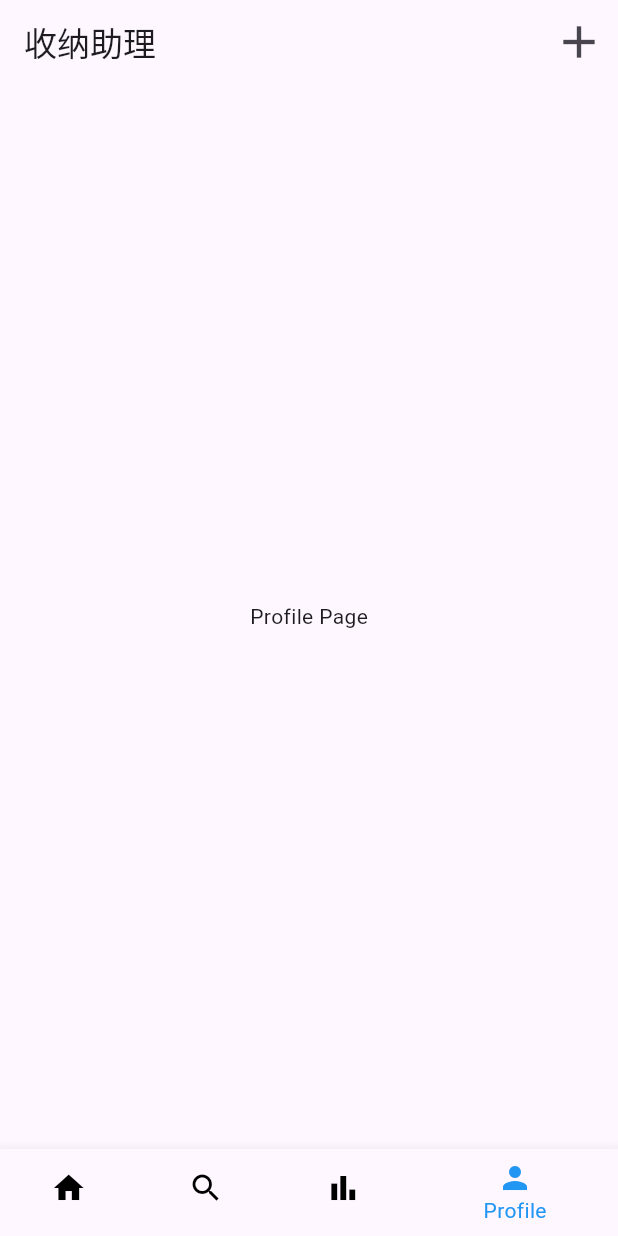
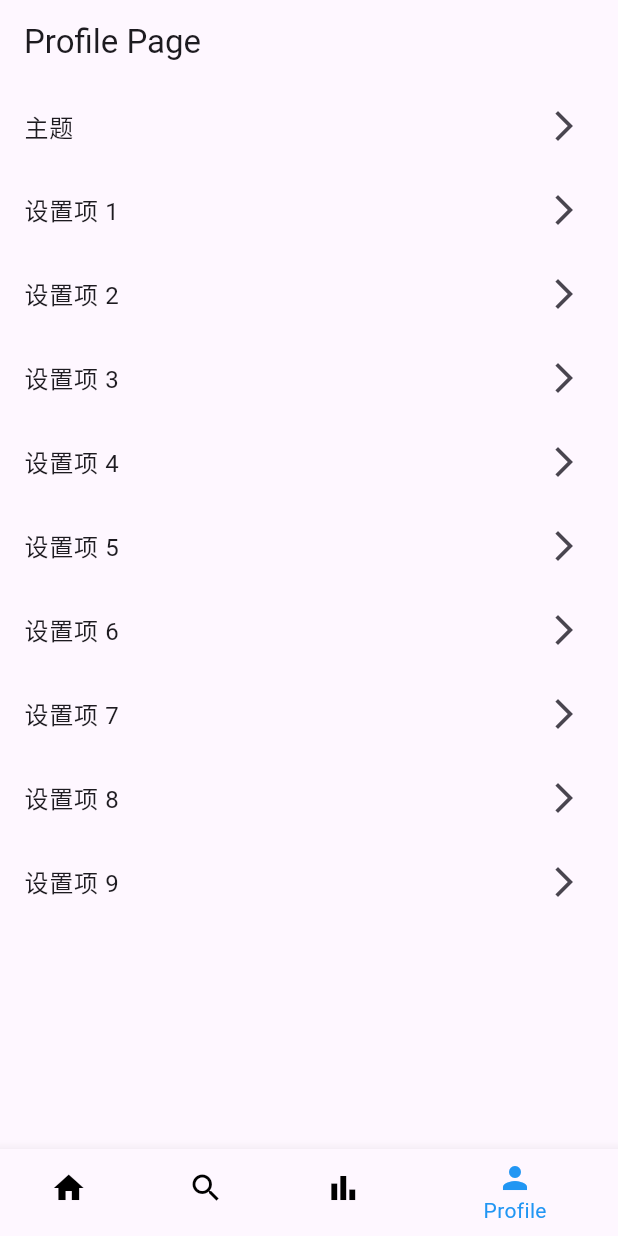
Before and after one commit to tinywaferShark/storage_assistant-, a Flutter app: the screen it shows after launch, item 4 of the bottom bar chosen, on a phone screen of 412 x 824 dp. Run offline on Flutter 3.47's test engine with Material 3 defaults, Android fonts, the phone set to English and light mode, and no system bars.

Commit message:
feat:add theme config

```diff
--- a/lib/home.dart
+++ b/lib/home.dart
@@ -1,18 +1,28 @@
 import 'package:flutter/material.dart';
 
 class HomePage extends StatefulWidget {
+  final Function(ThemeMode) onThemeChanged;
+
+  HomePage({required this.onThemeChanged});
+
   @override
   _HomePageState createState() => _HomePageState();
 }
 
 class _HomePageState extends State<HomePage> {
   int _selectedIndex = 0;
-  static List<Widget> _pages = <Widget>[
-    MainPage(),
-    SearchPage(),
-    StatsPage(),
-    ProfilePage(),
-  ];
+  late List<Widget> _pages;
+
+  @override
+  void initState() {
+    super.initState();
+    _pages = <Widget>[
+      MainPage(),
+      SearchPage(),
+      StatsPage(),
+      ProfilePage(onThemeChanged: widget.onThemeChanged),
+    ];
+  }
 
   void _onItemTapped(int index) {
     setState(() {
@@ -23,21 +33,21 @@ class _HomePageState extends State<HomePage> {
   @override
   Widget build(BuildContext context) {
     return Scaffold(
-      appBar: AppBar(
-        title: Text('收纳助理'),
-        actions: <Widget>[
-          IconButton(
-            icon: Icon(Icons.add),
-            iconSize: 36.0, // 修改图标大小为36.0，可以根据需要调整
-            onPressed: () {
-              Navigator.push(
-                context,
-                MaterialPageRoute(builder: (context) => AddItemPage()),
-              );
-            },
-          ),
-        ],
-      ),
+      // appBar: AppBar(
+      //   // title: Text('收纳助理'),
+      //   actions: <Widget>[
+      //     IconButton(
+      //       icon: Icon(Icons.add),
+      //       iconSize: 36.0, // 修改图标大小为36.0，可以根据需要调整
+      //       onPressed: () {
+      //         Navigator.push(
+      //           context,
+      //           MaterialPageRoute(builder: (context) => AddItemPage()),
+      //         );
+      //       },
+      //     ),
+      //   ],
+      // ),
       body: _pages[_selectedIndex],
       bottomNavigationBar: BottomNavigationBar(
         items: const <BottomNavigationBarItem>[
@@ -116,9 +126,71 @@ class StatsPage extends StatelessWidget {
 }
 
 class ProfilePage extends StatelessWidget {
+  final Function(ThemeMode) onThemeChanged;
+
+  ProfilePage({required this.onThemeChanged});
+
   @override
   Widget build(BuildContext context) {
-    return Center(child: Text('Profile Page'));
+    return Scaffold(
+      appBar: AppBar(
+        title: Text('Profile Page'),
+      ),
+      body: ListView(
+        children: List.generate(10, (index) {
+          if (index == 0) {
+            return ListTile(
+              title: Text('主题'),
+              trailing: Icon(Icons.arrow_forward_ios),
+              onTap: () {
+                _showThemeDialog(context);
+              },
+            );
+          }
+          return ListTile(
+            title: Text('设置项 $index'),
+            trailing: Icon(Icons.arrow_forward_ios),
+          );
+        }),
+      ),
+    );
+  }
+
+  void _showThemeDialog(BuildContext context) {
+    showDialog(
+      context: context,
+      builder: (BuildContext context) {
+        return AlertDialog(
+          title: Text('选择主题'),
+          content: Column(
+            mainAxisSize: MainAxisSize.min,
+            children: <Widget>[
+              ListTile(
+                title: Text('跟随系统'),
+                onTap: () {
+                  onThemeChanged(ThemeMode.system);
+                  Navigator.of(context).pop();
+                },
+              ),
+              ListTile(
+                title: Text('白天'),
+                onTap: () {
+                  onThemeChanged(ThemeMode.light);
+                  Navigator.of(context).pop();
+                },
+              ),
+              ListTile(
+                title: Text('黑暗'),
+                onTap: () {
+                  onThemeChanged(ThemeMode.dark);
+                  Navigator.of(context).pop();
+                },
+              ),
+            ],
+          ),
+        );
+      },
+    );
   }
 }
 
--- a/lib/main.dart
+++ b/lib/main.dart
@@ -5,15 +5,33 @@ void main() {
   runApp(MyApp());
 }
 
-class MyApp extends StatelessWidget {
+class MyApp extends StatefulWidget {
+  @override
+  _MyAppState createState() => _MyAppState();
+}
+
+class _MyAppState extends State<MyApp> {
+  ThemeMode _themeMode = ThemeMode.system;
+
+  void _changeTheme(ThemeMode themeMode) {
+    setState(() {
+      _themeMode = themeMode;
+    });
+  }
+
   @override
   Widget build(BuildContext context) {
     return MaterialApp(
       title: '收纳助理', // 修改应用的标题为中文
       theme: ThemeData(
         primarySwatch: Colors.blue,
+        brightness: Brightness.light,
       ),
-      home: HomePage(),
+      darkTheme: ThemeData(
+        brightness: Brightness.dark,
+      ),
+      themeMode: _themeMode,
+      home: HomePage(onThemeChanged: _changeTheme),
     );
   }
 }
--- a/pubspec.yaml
+++ b/pubspec.yaml
@@ -30,6 +30,7 @@ environment:
 dependencies:
   flutter:
     sdk: flutter
+  provider: ^6.0.0  # 添加这行
 
 
   # The following adds the Cupertino Icons font to your application.
```
Also changed, not shown: pubspec.lock, 1 other file.
